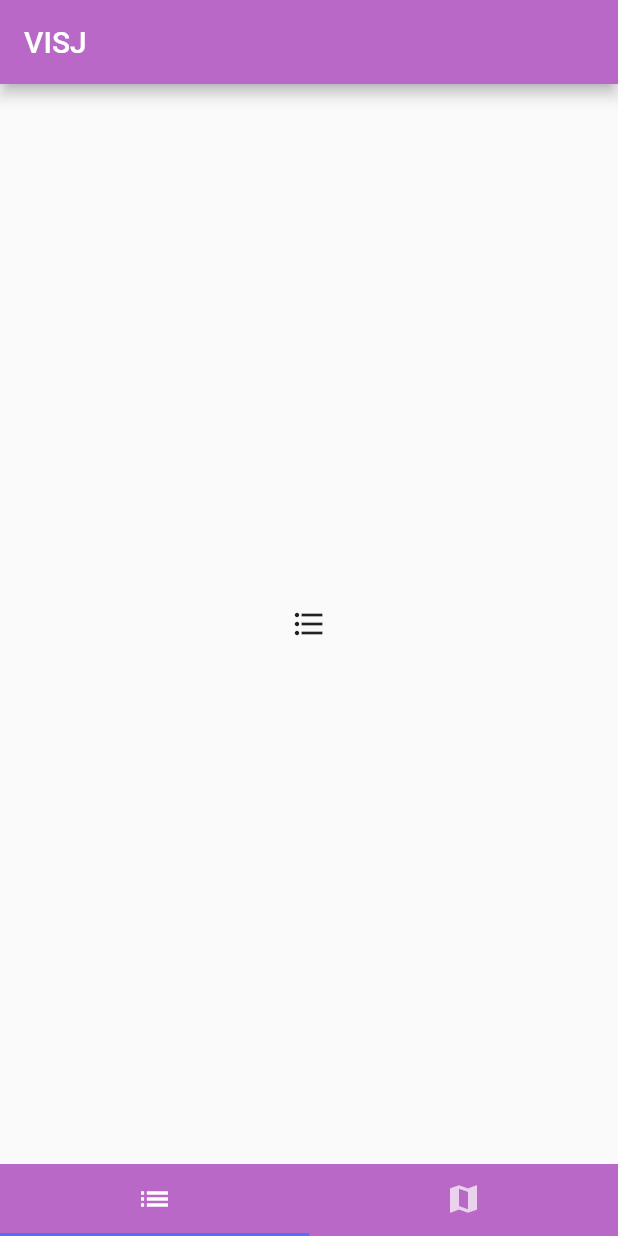
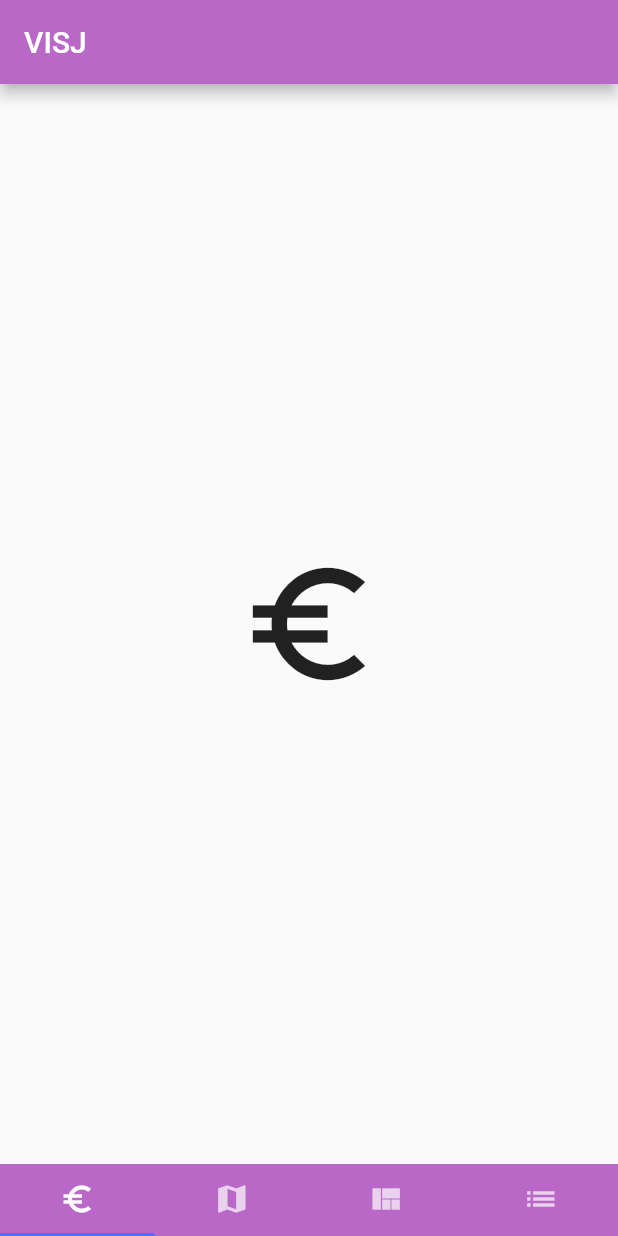
Before and after one commit to just-maiyak/visj-mobile, a Flutter app: the screen it shows after launch, on a phone screen of 412 x 824 dp. Run offline on Flutter 3.47's test engine with Material 2 defaults, Android fonts, the phone set to English and light mode, and no system bars.

Commit message:
added estimation, map and graphics tabs

```diff
--- /dev/null
+++ b/visj/lib/estimation_view.dart
@@ -0,0 +1,16 @@
+import 'package:flutter/material.dart';
+
+class Estimator extends StatefulWidget{
+  @override
+  EstimatorState createState() => new EstimatorState();
+
+}
+
+class EstimatorState extends State<Estimator> {
+  @override
+  Widget build(BuildContext context) => new Container(
+    child: new Center(
+        child: new Icon(Icons.euro_symbol, size: 100.0,),
+      )
+  );
+}
--- a/visj/lib/list_view.dart
+++ b/visj/lib/list_view.dart
@@ -13,7 +13,7 @@ class BiensState extends State<Biens> {
   @override
   Widget build(BuildContext context) => new Container(
     child: new Center(
-        child: new Icon(Icons.format_list_bulleted),
+        child: new Icon(Icons.format_list_bulleted, size: 100.0,),
       )
   );
 }
--- a/visj/lib/main.dart
+++ b/visj/lib/main.dart
@@ -1,5 +1,8 @@
 import 'package:flutter/material.dart';
 import 'package:visj/list_view.dart' as list_view;
+import 'package:visj/map_view.dart' as map_view;
+import 'package:visj/graphics_view.dart' as graphics_view;
+import 'package:visj/estimation_view.dart' as estimation_view;
 
 void main() => runApp(MyApp());
 
@@ -28,7 +31,7 @@ class HomePageState extends State<HomePage>
   @override
   void initState() {
     super.initState();
-    controller = new TabController(length: 2, vsync: this);
+    controller = new TabController(length: 4, vsync: this);
   }
 
   @override
@@ -43,20 +46,20 @@ class HomePageState extends State<HomePage>
         title: new Text('VISJ'),
       ),
       body: new TabBarView(controller: controller, children: <Widget>[
+        new estimation_view.Estimator(),
+        new map_view.HeatMap(),
+        new graphics_view.Dashboard(),
         new list_view.Biens(),
-        new Container(
-          child: new Center(
-            child: new Text('placeholder'),
-          ),
-        )
       ]),
       bottomNavigationBar: new Material(
         color: Colors.purple[300],
         child: new TabBar(
           controller: controller,
           tabs: <Tab>[
+            new Tab(icon: new Icon(Icons.euro_symbol)),
+            new Tab(icon: new Icon(Icons.map)),
+            new Tab(icon: new Icon(Icons.view_quilt)),
             new Tab(icon: new Icon(Icons.list)),
-            new Tab(icon: new Icon(Icons.map)),
           ],
         ),
       ));
```
Also changed, not shown: visj/lib/graphics_view.dart (added, +16 -0 lines), visj/lib/map_view.dart (added, +16 -0 lines).
